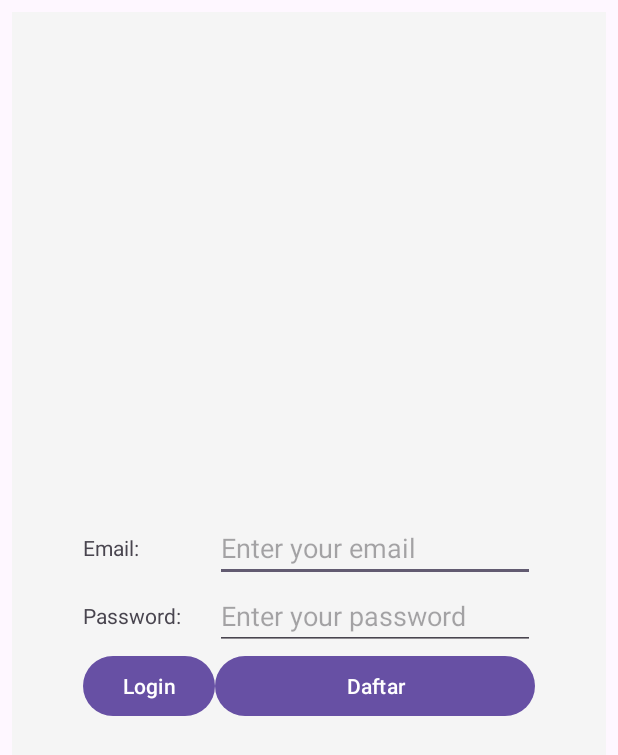
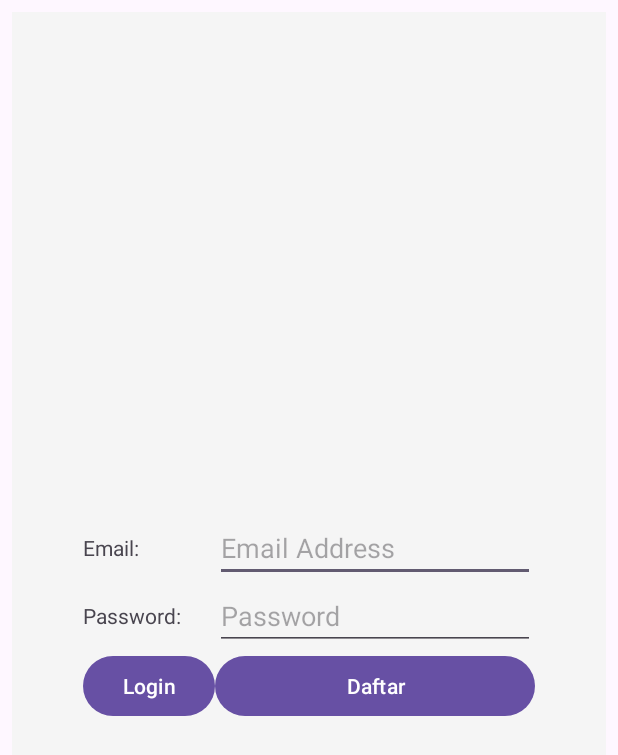
Before and after one commit to arx64/LoginTestingAndroid, an Android app: the screen it shows after launch (MainActivity), after a tap on "Login", on a phone screen of 412 x 824 dp. Shown: the top 755 px of the screen. Run offline under Robolectric (Android 15) with nearby library versions, the phone set to English and light mode, and no system bars.

```diff
--- a/app/src/main/java/com/example/myapplication/MainActivity.kt
+++ b/app/src/main/java/com/example/myapplication/MainActivity.kt
@@ -2,6 +2,7 @@ package com.example.myapplication
 
 import android.os.Bundle
 import android.widget.Button
+import android.widget.TextView
 import android.widget.Toast
 import androidx.activity.enableEdgeToEdge
 import androidx.appcompat.app.AppCompatActivity
@@ -9,33 +10,60 @@ import androidx.core.view.ViewCompat
 import androidx.core.view.WindowInsetsCompat
 
 class MainActivity : AppCompatActivity() {
+
     override fun onCreate(savedInstanceState: Bundle?) {
         super.onCreate(savedInstanceState)
 //        enableEdgeToEdge()
         setContentView(R.layout.activity_main)
+
         val loginButton: Button = findViewById(R.id.buttonLogin)
+        val emailText: TextView = findViewById(R.id.emailText)
+        val passwordText: TextView = findViewById(R.id.passwordText)
         val regisButton: Button = findViewById(R.id.buttonSignup)
+
+        fun performLogin() {
+            val email = emailText.text.toString() // Ambil teks dari TextView
+            val password = passwordText.text.toString() // Ambil teks dari TextView
+
+            Toast.makeText(applicationContext, "mencoba masuk dengan ${email} dan ${password}", Toast.LENGTH_SHORT).show()
+            if (email.isEmpty()) {
+                Toast.makeText(applicationContext, "Email tidak boleh kosong!", Toast.LENGTH_SHORT).show()
+            }
+            if (password.isEmpty()) {
+                Toast.makeText(applicationContext, "Password tidak boleh kosong!", Toast.LENGTH_SHORT).show()
+            } else {
+                Toast.makeText(applicationContext, "Success Login!", Toast.LENGTH_SHORT).show()
+            }
+        }
+
+        fun performRegister() {
+            val email = emailText.text.toString() // Ambil teks dari TextView
+            val password = passwordText.text.toString() // Ambil teks dari TextView
+
+            Toast.makeText(applicationContext, "mencoba register dengan ${email} dan ${password}", Toast.LENGTH_SHORT).show()
+            if (email.isEmpty()) {
+                Toast.makeText(applicationContext, "Email tidak boleh kosong!", Toast.LENGTH_SHORT).show()
+            }
+            if (password.isEmpty()) {
+                Toast.makeText(applicationContext, "Password tidak boleh kosong!", Toast.LENGTH_SHORT).show()
+            } else {
+                Toast.makeText(applicationContext, "Success Register!", Toast.LENGTH_SHORT).show()
+            }
+        }
+
         loginButton.setOnClickListener {
-//            panggil fungsi untuk melakukan login
+            // panggil fungsi untuk melakukan login
             performLogin()
         }
         regisButton.setOnClickListener {
-//            panggil fungsi untuk melakukan login
+            // panggil fungsi untuk melakukan login
             performRegister()
         }
+
 //        ViewCompat.setOnApplyWindowInsetsListener(findViewById(R.id.main)) { v, insets ->
 //            val systemBars = insets.getInsets(WindowInsetsCompat.Type.systemBars())
 //            v.setPadding(systemBars.left, systemBars.top, systemBars.right, systemBars.bottom)
 //            insets
 //        }
     }
-
-    fun performLogin() {
-//        val retrofit = Retrofit.Builder()
-        Toast.makeText(applicationContext, "Success Login!", Toast.LENGTH_SHORT).show()
-    }
-    fun performRegister() {
-//        val retrofit = Retrofit.Builder()
-        Toast.makeText(applicationContext, "Success Register!", Toast.LENGTH_SHORT).show()
-    }
 }
--- a/app/src/main/res/layout/activity_main.xml
+++ b/app/src/main/res/layout/activity_main.xml
@@ -26,7 +26,7 @@ ainActivity">
             android:layout_width="wrap_content"
             android:layout_height="wrap_content"
             android:ems="10"
-            android:hint="Enter your email"
+            android:hint="Email Address"
             android:inputType="textEmailAddress" />
     </TableRow>
     <TableRow
@@ -39,11 +39,11 @@ ainActivity">
             android:layout_height="wrap_content"
             android:text="Password: " />
         <EditText
-            android:id="@+id/editText3"
+            android:id="@+id/passwordText"
             android:layout_width="wrap_content"
             android:layout_height="wrap_content"
             android:ems="10"
-            android:hint="Enter your password"
+            android:hint="Password"
             android:inputType="textPassword" />
     </TableRow>
     <TableRow
```
